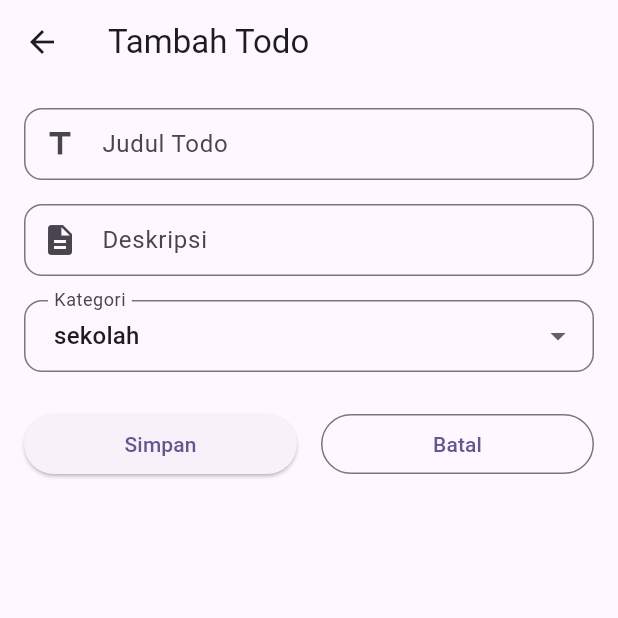
After one commit to Caesaraya/apk-todo-list-flutter, a Flutter app: the HomePage screen opened by its route, after a tap on the "add" icon, on a phone screen of 412 x 824 dp, the top half of it. The commit adds this screen. Run offline on Flutter 3.47's test engine with Material 3 defaults, Android fonts, the phone set to English and light mode, and no system bars; our stand-ins replace get.

Commit message:
Menambahkan Add Todo Page dan Todo Controller [ZEN]

```diff
--- /dev/null
+++ b/lib/add_todo_page.dart
@@ -0,0 +1,89 @@
+// pages/add_todo_page.dart
+import 'package:flutter/material.dart';
+import 'package:get/get.dart';
+import 'package:todolist/controller/todo_controller.dart';
+import 'package:todolist/widgets/widget_textfield.dart';
+
+class AddTodoPage extends StatelessWidget {
+  const AddTodoPage({super.key});
+
+  @override
+  Widget build(BuildContext context) {
+    final TodoController controller = Get.find<TodoController>();
+
+    return Scaffold(
+      appBar: AppBar(
+        title: const Text('Tambah Todo'),
+      ),
+      body: Padding(
+        padding: const EdgeInsets.all(16.0),
+        child: Column(
+          children: [
+            // Judul Todo
+            textfield(
+              hintText: 'Judul Todo',
+              controller: controller.titleController,
+              prefixIcon: Icons.title,
+            ),
+            const SizedBox(height: 16),
+
+            // Deskripsi
+            textfield(
+              hintText: 'Deskripsi',
+              controller: controller.descriptionController,
+              prefixIcon: Icons.description,
+              keyboardType: TextInputType.multiline,
+            ),
+            const SizedBox(height: 16),
+
+            // Kategori Dropdown
+            DropdownButtonFormField<String>(
+              value: controller.selectedCategory,
+              decoration: InputDecoration(
+                labelText: 'Kategori',
+                border: OutlineInputBorder(borderRadius: BorderRadius.circular(12)),
+                contentPadding: const EdgeInsets.symmetric(
+                  vertical: 12,
+                  horizontal: 16,
+                ),
+              ),
+              onChanged: (String? newValue) {
+                controller.selectedCategory = newValue!;
+              },
+              items: controller.categories
+                  .map<DropdownMenuItem<String>>((String value) {
+                return DropdownMenuItem<String>(
+                  value: value,
+                  child: Text(value),
+                );
+              }).toList(),
+            ),
+            const SizedBox(height: 24),
+
+            Row(
+              children: [
+                Expanded(
+                  child: ElevatedButton(
+                    onPressed: () {
+                      controller.saveTodo();
+                    },
+                    child: const Text('Simpan'),
+                  ),
+                ),
+                const SizedBox(width: 16),
+                Expanded(
+                  child: OutlinedButton(
+                    onPressed: () {
+                      Get.back();
+                    },
+                    child: const Text('Batal'),
+                  ),
+                ),
+              ],
+            ),
+          ],
+        ),
+      ),
+    );
+  }
+}
--- /dev/null
+++ b/lib/bindings/todo_binding.dart
@@ -0,0 +1,9 @@
+import 'package:get/get.dart';
+import 'package:todolist/controller/todo_controller.dart';
+
+class TodoBinding extends Bindings {
+  @override
+  void dependencies() {
+    Get.lazyPut<TodoController>(() => TodoController());
+  }
+}
--- a/lib/controller/login_controller.dart
+++ b/lib/controller/login_controller.dart
@@ -34,7 +34,7 @@ class LoginController extends GetxController {
         "Login berhasil",
         snackPosition: SnackPosition.BOTTOM,
       );
-      Get.offAll(() => HomePage());
+      Get.offAllNamed("/home");
     } else {
       Get.snackbar(
         "Error",
--- /dev/null
+++ b/lib/controller/todo_controller.dart
@@ -0,0 +1,99 @@
+import 'package:flutter/material.dart';
+import 'package:get/get.dart';
+import 'package:todolist/models/todo_model.dart';
+
+class TodoController extends GetxController {
+  // Reactive lists menggunakan .obs
+  final _todos = <Todo>[].obs;
+
+  // TextEditingControllers for the form
+  final titleController = TextEditingController();
+  final descriptionController = TextEditingController();
+
+  // Category options
+  final List<String> categories = ['sekolah', 'keseharian', 'ekonomi'];
+  String selectedCategory = 'sekolah';
+
+  // Getter untuk akses data
+  List<Todo> get todos => _todos.where((todo) => todo.progress != TodoProgress.completed).toList();
+  List<Todo> get completedTodos => _todos.where((todo) => todo.progress == TodoProgress.completed).toList();
+
+  // Method untuk menambahkan todo baru
+  void addTodo({
+    required String title,
+    required String description,
+    required String category,
+  }) {
+    final newTodo = Todo(
+      title: title,
+      description: description,
+      category: category,
+    );
+    _todos.add(newTodo);
+  }
+
+  // Method untuk menyimpan todo dari form
+  void saveTodo() {
+    if (titleController.text.isEmpty) {
+      Get.snackbar('Error', 'Judul tidak boleh kosong');
+      return;
+    }
+
+    addTodo(
+      title: titleController.text,
+      description: descriptionController.text,
+      category: selectedCategory,
+    );
+
+    // Clear the form
+    titleController.clear();
+    descriptionController.clear();
+
+    // Go back to the previous screen
+    Get.back();
+  }
+
+  // Method untuk mengubah progress todo
+  void updateProgress(String id, TodoProgress progress) {
+    final todo = _todos.firstWhere((todo) => todo.id == id);
+    todo.progress = progress;
+
+    if (progress == TodoProgress.completed) {
+      todo.completedAt = DateTime.now();
+    }
+
+    _todos.refresh(); // Refresh list untuk update UI
+  }
+
+  // Method untuk menghapus todo
+  void deleteTodo(String id) {
+    _todos.removeWhere((todo) => todo.id == id);
+  }
+
+  // Method untuk menghapus todo dari history
+  void deleteFromHistory(String id) {
+    _todos.removeWhere((todo) => todo.id == id);
+  }
+
+  // Method untuk edit todo
+  void editTodo(String id, {
+    String? title,
+    String? description,
+    String? category,
+    TodoProgress? progress,
+  }) {
+    final todo = _todos.firstWhere((todo) => todo.id == id);
+    if (title != null) todo.title = title;
+    if (description != null) todo.description = description;
+    if (category != null) todo.category = category;
+    if (progress != null) todo.progress = progress;
+    _todos.refresh(); // Refresh list untuk update UI
+  }
+
+  @override
+  void onClose() {
+    titleController.dispose();
+    descriptionController.dispose();
+    super.onClose();
+  }
+}
--- /dev/null
+++ b/lib/history_page.dart
@@ -0,0 +1,49 @@
+import 'package:flutter/material.dart';
+import 'package:get/get.dart';
+import 'package:todolist/controller/todo_controller.dart';
+import 'package:todolist/models/todo_model.dart';
+
+class HistoryPage extends StatelessWidget {
+  const HistoryPage({super.key});
+
+  @override
+  Widget build(BuildContext context) {
+    final TodoController controller = Get.find<TodoController>();
+
+    return Scaffold(
+      appBar: AppBar(
+        title: const Text('History'),
+      ),
+      body: Obx(() {
+        if (controller.completedTodos.isEmpty) {
+          return const Center(child: Text('Tidak ada history!'));
+        }
+
+        return ListView.builder(
+          itemCount: controller.completedTodos.length,
+          itemBuilder: (context, index) {
+            final todo = controller.completedTodos[index];
+            return ListTile(
+              title: Text(todo.title),
+              subtitle: Column(
+                crossAxisAlignment: CrossAxisAlignment.start,
+                children: [
+                  Text(todo.description),
+                  Text('Category: ${todo.category}'),
+                  if (todo.completedAt != null)
+                    Text('Selesai pada: ${todo.completedAt!.toString()}'),
+                ],
+              ),
+              trailing: IconButton(
+                icon: const Icon(Icons.delete),
+                onPressed: () {
+                  controller.deleteFromHistory(todo.id);
+                },
+              ),
+            );
+          },
+        );
+      }),
+    );
+  }
+}
--- a/lib/home_page.dart
+++ b/lib/home_page.dart
@@ -1,31 +1,135 @@
+// pages/home_page.dart
 import 'package:flutter/material.dart';
-import 'package:flutter/widgets.dart';
-import 'package:todolist/widgets/widget_list_todo.dart';
+import 'package:get/get.dart';
+import 'package:todolist/controller/todo_controller.dart';
+import 'package:todolist/history_page.dart';
+import 'package:todolist/models/todo_model.dart';
 
 class HomePage extends StatelessWidget {
   const HomePage({super.key});
 
   @override
   Widget build(BuildContext context) {
+    final TodoController controller = Get.find<TodoController>();
+
     return Scaffold(
-      appBar: AppBar(title: Text("home")),
-      body: Center(
-        child: Column(
-          mainAxisAlignment: MainAxisAlignment.center,
-          children: [
-            TodoItem(
-              title: 'Contoh Todo',
-              description: 'Ini adalah deskripsi singkat tugas',
-              category: 'Pribadi',
-              isChecked: false,
-              onCheckChanged: () {
-                // Untuk test tampilan saja
-                print('Checkbox ditekan');
-              },
+      appBar: AppBar(
+        title: const Text('Todo List'),
+        actions: [
+          Obx(
+            () => IconButton(
+              icon: Stack(
+                children: [
+                  const Icon(Icons.history),
+                  if (controller.completedTodos.isNotEmpty)
+                    Positioned(
+                      right: 0,
+                      top: 0,
+                      child: Container(
+                        padding: const EdgeInsets.all(2),
+                        decoration: const BoxDecoration(
+                          color: Colors.red,
+                          shape: BoxShape.circle,
+                        ),
+                        child: Text(
+                          '${controller.completedTodos.length}',
+                          style: const TextStyle(
+                            color: Colors.white,
+                            fontSize: 10,
+                          ),
+                        ),
+                      ),
+                    ),
+                ],
+              ),
+              onPressed: () => Get.to(() => const HistoryPage()),
             ),
-          ],
-        ),
+          ),
+        ],
+      ),
+      body: Obx(() {
+        // Sort todos: completed at the bottom
+        final sortedTodos = [...controller.todos];
+        sortedTodos.sort((a, b) {
+          if (a.progress == TodoProgress.completed && b.progress != TodoProgress.completed) {
+            return 1;
+          } else if (a.progress != TodoProgress.completed && b.progress == TodoProgress.completed) {
+            return -1;
+          }
+          return 0;
+        });
+
+        if (sortedTodos.isEmpty) {
+          return const Center(child: Text('Tidak ada todo!'));
+        }
+
+        return ListView.builder(
+          itemCount: sortedTodos.length,
+          itemBuilder: (context, index) {
+            final todo = sortedTodos[index];
+            return ListTile(
+              title: Text(todo.title),
+              subtitle: Column(
+                crossAxisAlignment: CrossAxisAlignment.start,
+                children: [
+                  Text(todo.description),
+                  Text('Category: ${todo.category}'),
+                  Text('Progress: ${_getProgressText(todo.progress)}'),
+                ],
+              ),
+              trailing: Row(
+                mainAxisSize: MainAxisSize.min,
+                children: [
+                  // Progress dropdown
+                  PopupMenuButton<TodoProgress>(
+                    icon: const Icon(Icons.more_vert),
+                    onSelected: (TodoProgress progress) {
+                      controller.updateProgress(todo.id, progress);
+                    },
+                    itemBuilder: (BuildContext context) => <PopupMenuEntry<TodoProgress>>[
+                      const PopupMenuItem<TodoProgress>(
+                        value: TodoProgress.notStarted,
+                        child: Text('Belum Dikerjakan'),
+                      ),
+                      const PopupMenuItem<TodoProgress>(
+                        value: TodoProgress.inProgress,
+                        child: Text('Sedang Dikerjakan'),
+                      ),
+                      const PopupMenuItem<TodoProgress>(
+                        value: TodoProgress.completed,
+                        child: Text('Selesai'),
+                      ),
+                    ],
+                  ),
+                  IconButton(
+                    icon: const Icon(Icons.delete),
+                    onPressed: () {
+                      controller.deleteTodo(todo.id);
+                    },
+                  ),
+                ],
+              ),
+            );
+          },
+        );
+      }),
+      floatingActionButton: FloatingActionButton(
+        onPressed: () {
+          Get.toNamed('/add');
+        },
+        child: const Icon(Icons.add),
       ),
     );
   }
+
+  String _getProgressText(TodoProgress progress) {
+    switch (progress) {
+      case TodoProgress.notStarted:
+        return 'Belum Dikerjakan';
+      case TodoProgress.inProgress:
+        return 'Sedang Dikerjakan';
+      case TodoProgress.completed:
+        return 'Selesai';
+    }
+  }
 }
--- a/lib/main.dart
+++ b/lib/main.dart
@@ -1,5 +1,8 @@
 import 'package:flutter/material.dart';
 import 'package:get/get.dart';
+import 'package:todolist/bindings/login_binding.dart';
+import 'package:todolist/controller/login_controller.dart';
+import 'package:todolist/login_page.dart';
 import 'package:todolist/routes/pages.dart';
 import 'package:todolist/routes/routes.dart';
 
@@ -18,7 +21,7 @@ class MyApp extends StatelessWidget {
         colorScheme: ColorScheme.fromSeed(seedColor: Colors.deepPurple),
       ),
       initialRoute: AppRoutes.login,
-      getPages: AppPages.pages,
+      getPages: AppPages.routes,
     );
   }
 }
--- /dev/null
+++ b/lib/models/todo_model.dart
@@ -0,0 +1,19 @@
+enum TodoProgress { notStarted, inProgress, completed }
+
+class Todo {
+  final String id;
+  String title;
+  String description;
+  String category;
+  TodoProgress progress;
+  DateTime? completedAt;
+
+  Todo({
+    String? id,
+    required this.title,
+    required this.description,
+    required this.category,
+    this.progress = TodoProgress.notStarted,
+    this.completedAt,
+  }) : id = id ?? DateTime.now().millisecondsSinceEpoch.toString();
+}
--- a/lib/routes/pages.dart
+++ b/lib/routes/pages.dart
@@ -1,9 +1,29 @@
 import 'package:get/get.dart';
-import 'package:todolist/bindings/login_bindings.dart';
+import 'package:todolist/add_todo_page.dart';
+import 'package:todolist/bindings/login_binding.dart';
+import 'package:todolist/bindings/todo_binding.dart';
+import 'package:todolist/history_page.dart';
+import 'package:todolist/home_page.dart';
 import 'package:todolist/login_page.dart';
+import 'package:todolist/routes/routes.dart';
 
 class AppPages {
-  static final pages = [
-    GetPage(name: '/login', page: () => LoginApp(), binding: LoginBinding()),
+  static final routes = [
+    GetPage(
+      name: AppRoutes.home,
+      page: () => HomePage(),
+      binding: TodoBinding(),
+    ),
+    GetPage(name: AppRoutes.history, page: () => HistoryPage(), binding: TodoBinding()),
+    GetPage(
+      name: AppRoutes.login,
+      page: () => LoginApp(),
+      binding: LoginBinding(),
+    ),
+    GetPage(
+      name: AppRoutes.addTodo,
+      page: () => AddTodoPage(),
+      binding: TodoBinding(),
+    ),
   ];
 }
--- a/lib/routes/routes.dart
+++ b/lib/routes/routes.dart
@@ -1,3 +1,6 @@
 class AppRoutes {
   static const String login = '/login';
+  static const String home = '/home';
+  static const String history = '/history';
+  static const String addTodo = '/add';
 }
```
Also changed, not shown: lib/login_page.dart (+24 -17 lines), lib/widgets/widget_button.dart (+17 -4 lines), lib/widgets/widget_list_todo.dart (+9 -12 lines), lib/bindings/login_binding.dart (renamed from lib/bindings/login_bindings.dart).
